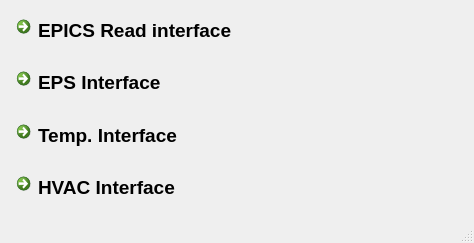
Old version of the form myInterface/telaInicial.ui in the repository semissatto2/Interface_files.
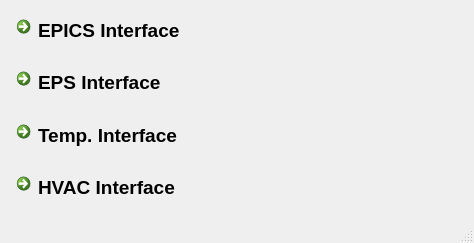
New version of the form. Icons and pictures are not drawn.

What changed in the file:
```diff
--- a/myInterface/telaInicial.ui
+++ b/myInterface/telaInicial.ui
@@ -47,7 +47,7 @@
          <bool>false</bool>
         </property>
         <property name="text">
-         <string>EPICS Read interface</string>
+         <string>EPICS Interface</string>
         </property>
         <property name="icon">
          <iconset resource="resources.qrc">
```
Left out of the diff: 2 changed lines with no effect on the pictures.
